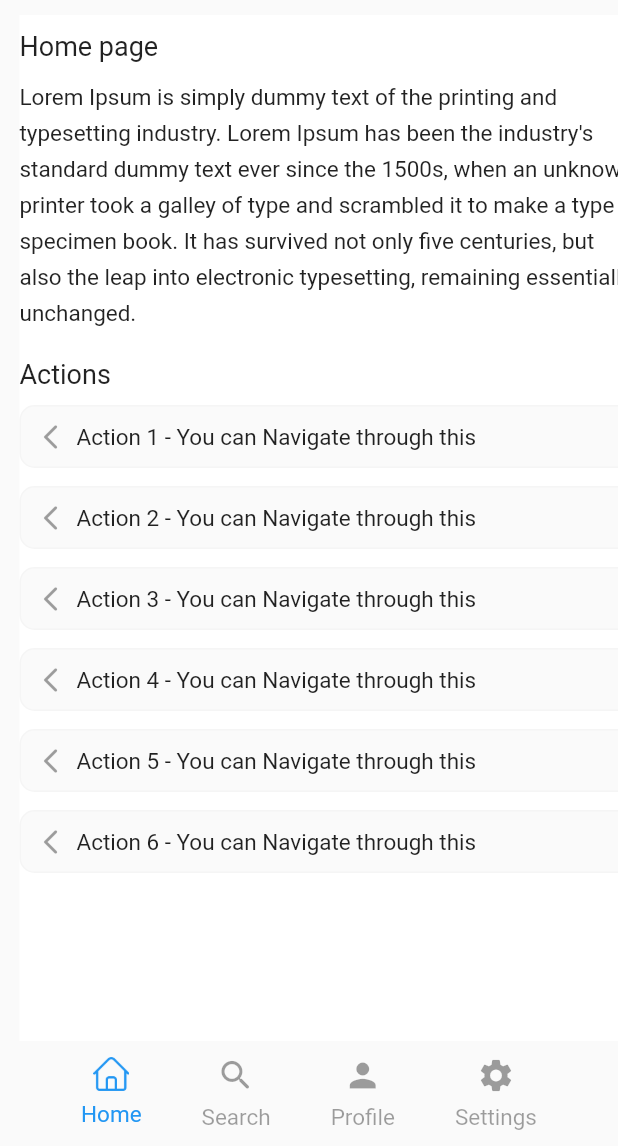
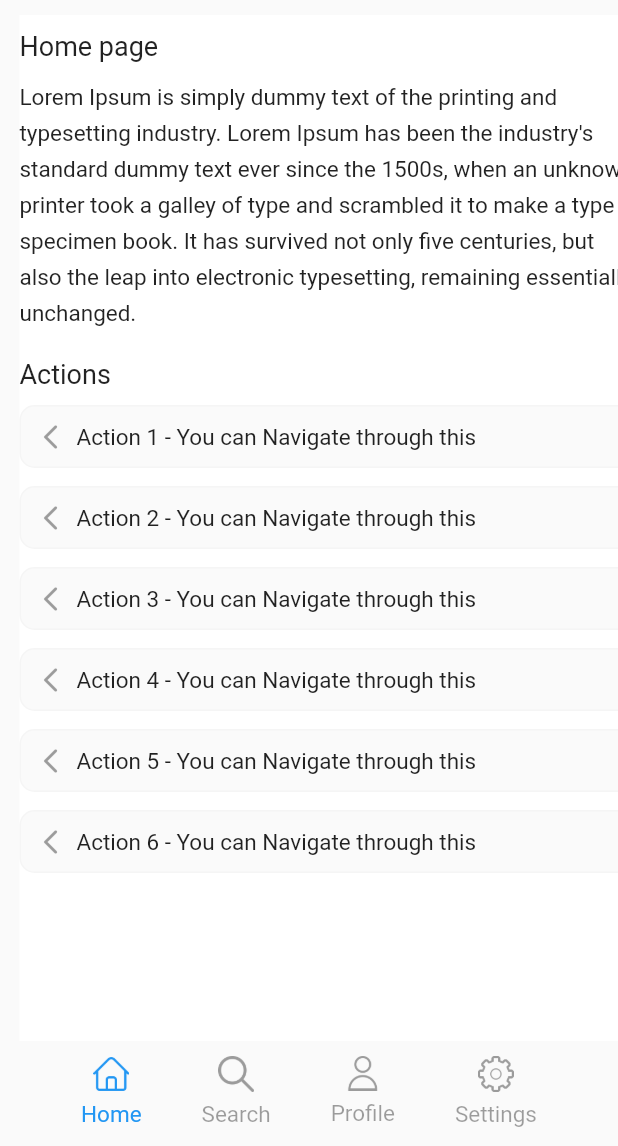
Before and after one commit to shahul-hamed/scrollable_list, a Flutter app: the screen it shows after launch, on a phone screen of 412 x 824 dp, the part 90-1236 px from its top. Run offline on Flutter 3.47's test engine with Material 2 defaults, Android fonts, the phone set to English and light mode, and no system bars.

Commit message:
screenshots removed

```diff
--- a/example/lib/scrollable_app.dart
+++ b/example/lib/scrollable_app.dart
@@ -47,18 +47,21 @@ class ScrollablePage extends StatelessWidget {
       content: "",
       label: "Search",
       icon: Icons.search_rounded,
+      image: "assets/images/search.png",
     ),
     CommonList(
       uniqueID: 3,
       content: "",
       label: "Profile",
       height: 23,
+      image: "assets/images/user.png",
       icon: Icons.person,
     ),
     CommonList(
       uniqueID: 4,
       content: "",
       label: "Settings",
+      image: "assets/images/settings.png",
       icon: Icons.settings,
     ),
   ];
@@ -74,7 +77,7 @@ class ScrollablePage extends StatelessWidget {
         title: title,
       ),
       /// Size of the icon
-      iconSize: 26,
+      iconSize: 24,
       /// Color represents the selected element
       selectedColor: Colors.blue,
       /// Color represents the unselected element
```
Also changed, not shown: example/assets/images/search.png (added), example/assets/images/settings.png (added), example/assets/images/user.png (added), home.jpg (deleted), search.jpg (deleted).
